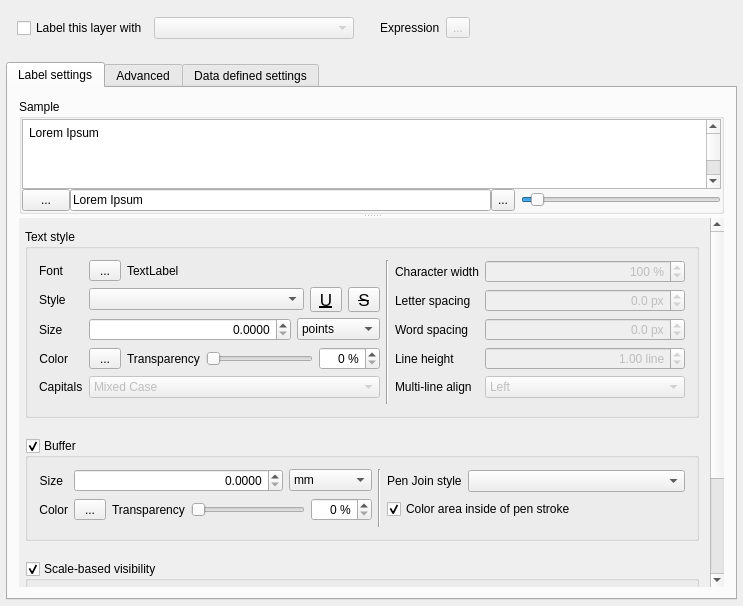
Old version of the form src/ui/qgslabelingguibase.ui in the repository kadas-albireo/kadas-albireo.
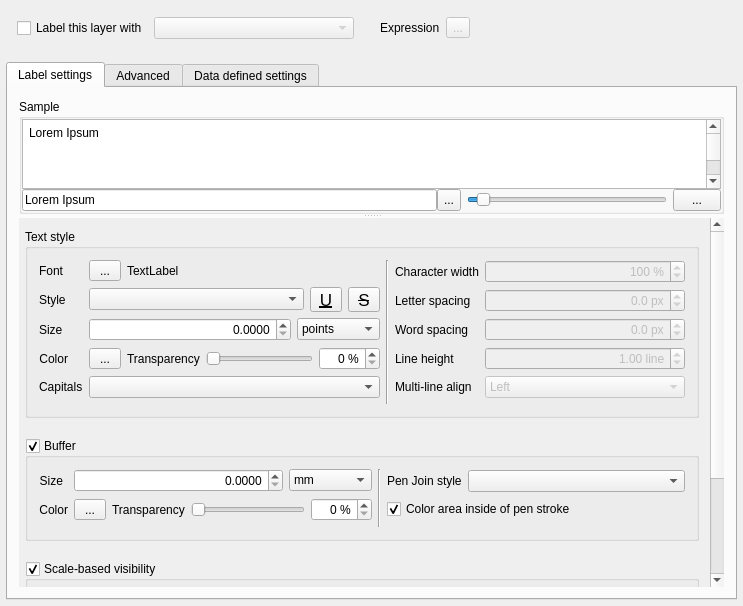
New version of the form. Icons and pictures are not drawn. Custom widgets are drawn as their Qt base class.

```diff
--- a/src/ui/qgslabelingguibase.ui
+++ b/src/ui/qgslabelingguibase.ui
@@ -256,25 +256,6 @@
              <property name="leftMargin">
               <number>0</number>
              </property>
-             <item>
-              <widget class="QgsColorButton" name="mPreviewBackgroundBtn">
-               <property name="minimumSize">
-                <size>
-                 <width>48</width>
-                 <height>0</height>
-                </size>
-               </property>
-               <property name="maximumSize">
-                <size>
-                 <width>16777215</width>
-                 <height>22</height>
-                </size>
-               </property>
-               <property name="text">
-                <string>...</string>
-               </property>
-              </widget>
-             </item>
              <item>
               <widget class="QLineEdit" name="mPreviewTextEdit">
                <property name="sizePolicy">
@@ -376,6 +357,44 @@
                </property>
               </widget>
              </item>
+             <item>
+              <spacer name="horizontalSpacer_2">
+               <property name="orientation">
+                <enum>Qt::Horizontal</enum>
+               </property>
+               <property name="sizeType">
+                <enum>QSizePolicy::Fixed</enum>
+               </property>
+               <property name="sizeHint" stdset="0">
+                <size>
+                 <width>6</width>
+                 <height>20</height>
+                </size>
+               </property>
+              </spacer>
+             </item>
+             <item>
+              <widget class="QgsColorButton" name="mPreviewBackgroundBtn">
+               <property name="minimumSize">
+                <size>
+                 <width>48</width>
+                 <height>0</height>
+                </size>
+               </property>
+               <property name="maximumSize">
+                <size>
+                 <width>16777215</width>
+                 <height>22</height>
+                </size>
+               </property>
+               <property name="toolTip">
+                <string>Sample Background</string>
+               </property>
+               <property name="text">
+                <string>...</string>
+               </property>
+              </widget>
+             </item>
             </layout>
            </item>
           </layout>
@@ -997,7 +1016,7 @@
                   <item row="4" column="1">
                    <widget class="QComboBox" name="mFontCapitalsComboBox">
                     <property name="enabled">
-                     <bool>false</bool>
+                     <bool>true</bool>
                     </property>
                     <property name="maximumSize">
                      <size>
@@ -1005,31 +1024,6 @@
                       <height>16777215</height>
                      </size>
                     </property>
-                    <item>
-                     <property name="text">
-                      <string>Mixed Case</string>
-                     </property>
-                    </item>
-                    <item>
-                     <property name="text">
-                      <string>All Uppercase</string>
-                     </property>
-                    </item>
-                    <item>
-                     <property name="text">
-                      <string>All Lowercase</string>
-                     </property>
-                    </item>
-                    <item>
-                     <property name="text">
-                      <string>Small Caps</string>
-                     </property>
-                    </item>
-                    <item>
-                     <property name="text">
-                      <string>Capitalize</string>
-                     </property>
-                    </item>
                    </widget>
                   </item>
                  </layout>
```
Left out of the diff: 3 changed lines with no effect on the pictures.
